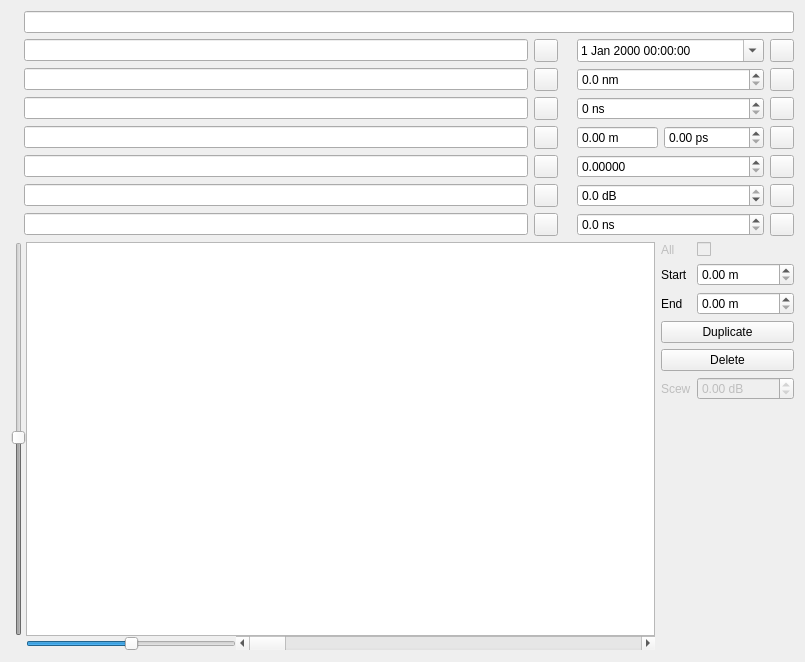
agarb7/Profes.SOR, file gui/reflectogramwidget.ui: the form before one commit.
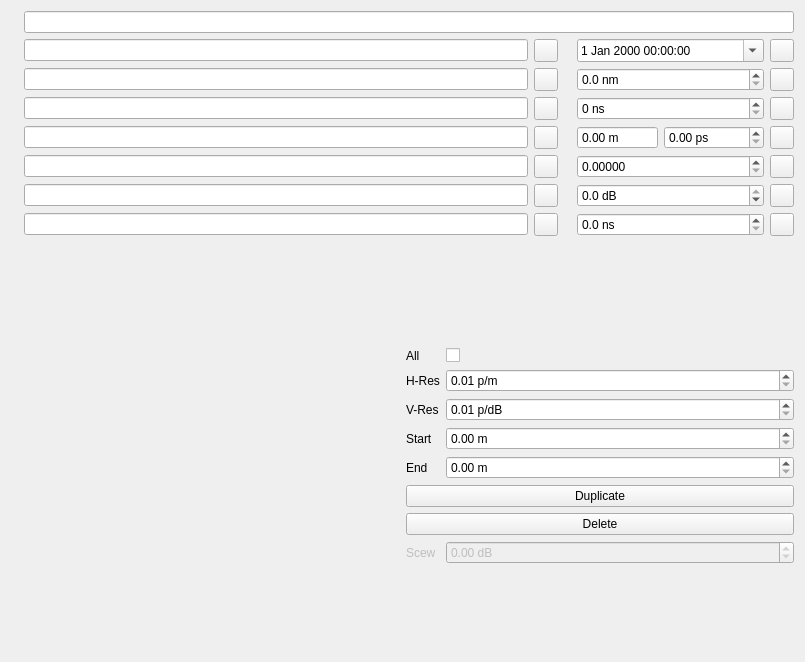
The form after the commit. Custom widgets are drawn as their Qt base class.

Commit message: TraceEdit reimplement as TraceView. Implement multi-trace view and editing

```diff
--- a/gui/reflectogramwidget.ui
+++ b/gui/reflectogramwidget.ui
@@ -391,74 +391,54 @@
    <item>
     <layout class="QHBoxLayout" name="horizontalLayout_17">
      <item>
-      <layout class="QGridLayout" name="gridLayout">
-       <property name="spacing">
-        <number>0</number>
-       </property>
-       <item row="1" column="0">
-        <widget class="QSlider" name="tracePerDbSlider">
-         <property name="enabled">
-          <bool>false</bool>
-         </property>
-         <property name="sliderPosition">
-          <number>50</number>
-         </property>
-         <property name="orientation">
-          <enum>Qt::Vertical</enum>
-         </property>
-        </widget>
-       </item>
-       <item row="3" column="1">
-        <layout class="QHBoxLayout" name="horizontalLayout_19" stretch="1,2">
-         <item>
-          <widget class="QSlider" name="traceHorZoom">
-           <property name="minimum">
-            <number>-20</number>
-           </property>
-           <property name="maximum">
-            <number>20</number>
-           </property>
-           <property name="pageStep">
-            <number>1</number>
-           </property>
-           <property name="value">
-            <number>0</number>
-           </property>
-           <property name="orientation">
-            <enum>Qt::Horizontal</enum>
-           </property>
-           <property name="tickPosition">
-            <enum>QSlider::NoTicks</enum>
-           </property>
-          </widget>
-         </item>
-         <item>
-          <widget class="QScrollBar" name="traceHorScroll">
-           <property name="maximum">
-            <number>100</number>
-           </property>
-           <property name="orientation">
-            <enum>Qt::Horizontal</enum>
-           </property>
-          </widget>
-         </item>
-        </layout>
-       </item>
-       <item row="1" column="1">
-        <widget class="TraceEdit" name="traceEdit"/>
-       </item>
-      </layout>
+      <widget class="TraceView" name="traceView" native="true"/>
      </item>
      <item>
       <layout class="QFormLayout" name="formLayout_3">
+       <item row="0" column="0">
+        <widget class="QLabel" name="traceAllLabel">
+         <property name="text">
+          <string>All</string>
+         </property>
+        </widget>
+       </item>
+       <item row="0" column="1">
+        <widget class="QCheckBox" name="traceAllCheck"/>
+       </item>
        <item row="1" column="0">
+        <widget class="QLabel" name="traceHorizontalResolutionLabel">
+         <property name="text">
+          <string>H-Res</string>
+         </property>
+        </widget>
+       </item>
+       <item row="1" column="1">
+        <widget class="QDoubleSpinBox" name="traceHorizontalResolutionEdit">
+         <property name="accelerated">
+          <bool>true</bool>
+         </property>
+         <property name="suffix">
+          <string> p/m</string>
+         </property>
+         <property name="minimum">
+          <double>0.010000000000000</double>
+         </property>
+         <property name="maximum">
+          <double>999999999.000000000000000</double>
+         </property>
+         <property name="singleStep">
+          <double>0.050000000000000</double>
+         </property>
+        </widget>
+       </item>
+       <item row="3" column="0">
         <widget class="QLabel" name="traceSelStartLabel">
          <property name="text">
           <string>Start</string>
          </property>
         </widget>
        </item>
-       <item row="1" column="1">
+       <item row="3" column="1">
         <widget class="QDoubleSpinBox" name="traceSelStartEdit">
          <property name="suffix">
           <string> m</string>
@@ -468,14 +448,14 @@
          </property>
         </widget>
        </item>
-       <item row="2" column="0">
+       <item row="4" column="0">
         <widget class="QLabel" name="traceSelEndLabel">
          <property name="text">
           <string>End</string>
          </property>
         </widget>
        </item>
-       <item row="2" column="1">
+       <item row="4" column="1">
         <widget class="QDoubleSpinBox" name="traceSelEndEdit">
          <property name="suffix">
           <string> m</string>
@@ -485,21 +465,24 @@
          </property>
         </widget>
        </item>
-       <item row="3" column="0" colspan="2">
+       <item row="5" column="0" colspan="2">
         <widget class="QPushButton" name="traceDuplicateBtn">
+         <property name="enabled">
+          <bool>true</bool>
+         </property>
          <property name="text">
           <string>Duplicate</string>
          </property>
         </widget>
        </item>
-       <item row="4" column="0" colspan="2">
+       <item row="6" column="0" colspan="2">
         <widget class="QPushButton" name="traceDeleteBtn">
          <property name="text">
           <string>Delete</string>
          </property>
         </widget>
        </item>
-       <item row="5" column="0">
+       <item row="7" column="0">
         <widget class="QLabel" name="traceScewLabel">
          <property name="enabled">
           <bool>false</bool>
@@ -509,7 +492,7 @@
          </property>
         </widget>
        </item>
-       <item row="5" column="1">
+       <item row="7" column="1">
         <widget class="QDoubleSpinBox" name="traceScewEdit">
          <property name="enabled">
           <bool>false</bool>
@@ -525,20 +508,29 @@
          </property>
         </widget>
        </item>
-       <item row="0" column="0">
-        <widget class="QLabel" name="traceAllLabel">
-         <property name="enabled">
-          <bool>false</bool>
-         </property>
+       <item row="2" column="0">
+        <widget class="QLabel" name="traceVerticalResolutionLabel">
          <property name="text">
-          <string>All</string>
+          <string>V-Res</string>
          </property>
         </widget>
        </item>
-       <item row="0" column="1">
-        <widget class="QCheckBox" name="traceAllCheck_2">
-         <property name="enabled">
-          <bool>false</bool>
+       <item row="2" column="1">
+        <widget class="QDoubleSpinBox" name="traceVerticalResolutionEdit">
+         <property name="accelerated">
+          <bool>true</bool>
+         </property>
+         <property name="suffix">
+          <string> p/dB</string>
+         </property>
+         <property name="minimum">
+          <double>0.010000000000000</double>
+         </property>
+         <property name="maximum">
+          <double>999999999.000000000000000</double>
+         </property>
+         <property name="singleStep">
+          <double>0.050000000000000</double>
          </property>
         </widget>
        </item>
@@ -560,9 +552,10 @@
    <header>gui/label.h</header>
   </customwidget>
   <customwidget>
-   <class>TraceEdit</class>
-   <extends>QGraphicsView</extends>
-   <header>gui/traceedit.h</header>
+   <class>TraceView</class>
+   <extends>QWidget</extends>
+   <header>gui/traceview.h</header>
+   <container>1</container>
    <slots>
     <slot>duplicateSelected()</slot>
     <slot>deleteSelected()</slot>
```
Left out of the diff: 48 changed lines with no effect on the pictures. The commit also changes 16 other files.
